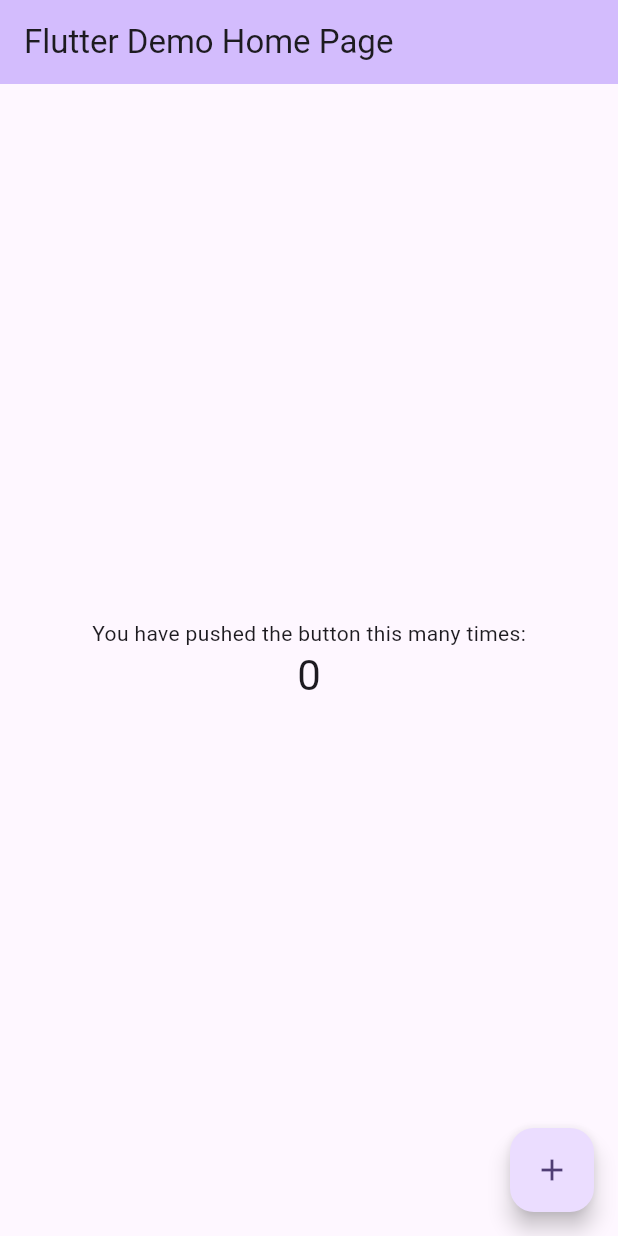
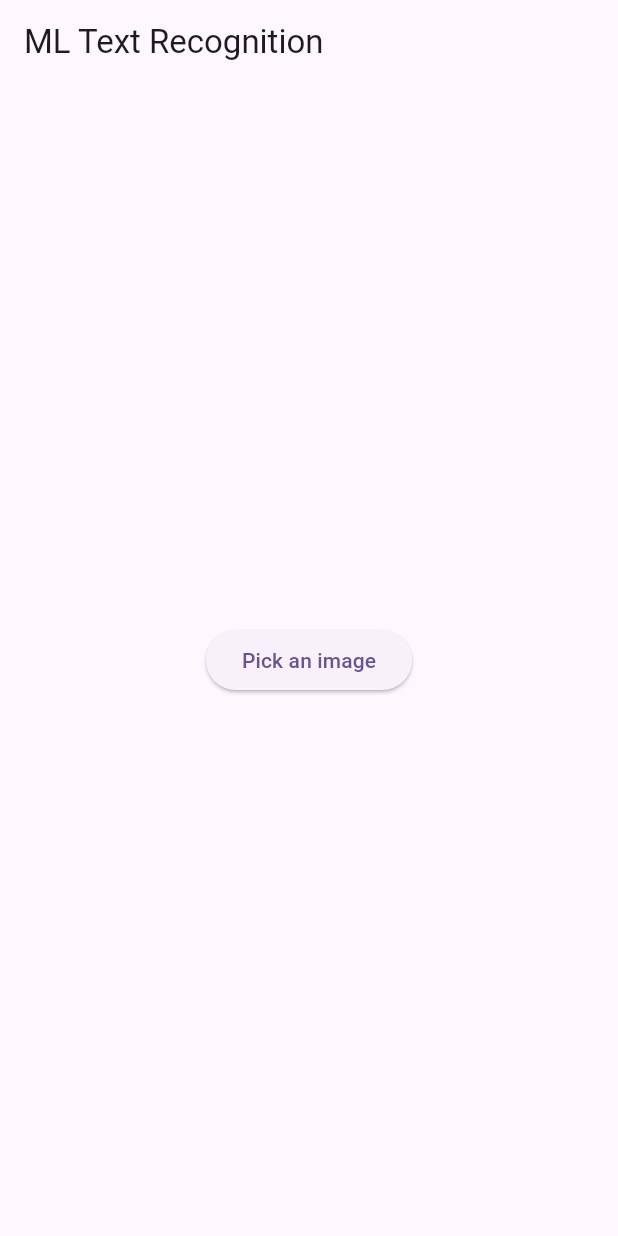
Before and after one commit to dariowskii/ml-text-recognition, a Flutter app: the screen it shows after launch, on a phone screen of 412 x 824 dp. Run offline on Flutter 3.47's test engine with Material 3 defaults, Android fonts, the light colour scheme and no system bars; our stand-ins replace image_picker; missing offline and left inert: google_mlkit_text_recognition.

Commit message:
Implemented basic recognition example

```diff
--- /dev/null
+++ b/lib/home_screen.dart
@@ -0,0 +1,113 @@
+import 'dart:io';
+
+import 'package:flutter/material.dart';
+import 'package:google_mlkit_text_recognition/google_mlkit_text_recognition.dart';
+import 'package:image_picker/image_picker.dart';
+
+class HomeScreen extends StatefulWidget {
+  const HomeScreen({super.key});
+
+  @override
+  State<HomeScreen> createState() => _HomeScreenState();
+}
+
+class _HomeScreenState extends State<HomeScreen> {
+  late TextRecognizer textRecognizer;
+  late ImagePicker imagePicker;
+
+  String? pickedImagePath;
+  String recognizedText = "";
+
+  bool isRecognizing = false;
+
+  @override
+  void initState() {
+    super.initState();
+
+    textRecognizer = TextRecognizer(script: TextRecognitionScript.latin);
+    imagePicker = ImagePicker();
+  }
+
+  void _pickImage() async {
+    final pickedImage =
+        await imagePicker.pickImage(source: ImageSource.gallery);
+
+    if (pickedImage == null) {
+      setState(() {
+        pickedImagePath = null;
+        recognizedText = "";
+      });
+      return;
+    }
+
+    setState(() {
+      pickedImagePath = pickedImage.path;
+      isRecognizing = true;
+    });
+
+    try {
+      final inputImage = InputImage.fromFilePath(pickedImage.path);
+      final RecognizedText recognisedText =
+          await textRecognizer.processImage(inputImage);
+
+      recognizedText = "";
+
+      for (TextBlock block in recognisedText.blocks) {
+        for (TextLine line in block.lines) {
+          recognizedText += "${line.text}\n";
+        }
+      }
+    } catch (e) {
+      print(e);
+    } finally {
+      setState(() {
+        isRecognizing = false;
+      });
+    }
+  }
+
+  @override
+  Widget build(BuildContext context) {
+    return Scaffold(
+      appBar: AppBar(
+        title: const Text('ML Text Recognition'),
+      ),
+      body: Center(
+        child: Column(
+          mainAxisAlignment: MainAxisAlignment.center,
+          children: <Widget>[
+            if (pickedImagePath != null) ...[
+              Image.file(
+                File(pickedImagePath!),
+                width: 200,
+                height: 200,
+                fit: BoxFit.contain,
+              ),
+              const SizedBox(height: 20),
+            ],
+            ElevatedButton(
+              onPressed: _pickImage,
+              child: const Text('Pick an image'),
+            ),
+            if (isRecognizing) ...[
+              const SizedBox(height: 20),
+              const CircularProgressIndicator(),
+            ],
+            if (recognizedText.isNotEmpty) ...[
+              const SizedBox(height: 20),
+              Flex(
+                direction: Axis.vertical,
+                children: [
+                  SelectableText(
+                    recognizedText,
+                    style: const TextStyle(fontSize: 20),
+                  ),
+                ],
+              ),
+            ],
+          ],
+        ),
+      ),
+    );
+  }
+}
--- a/lib/main.dart
+++ b/lib/main.dart
@@ -1,4 +1,5 @@
 import 'package:flutter/material.dart';
+import 'package:ml_text_recognition/home_screen.dart';
 
 void main() {
   runApp(const MyApp());
@@ -15,55 +16,7 @@ class MyApp extends StatelessWidget {
         colorScheme: ColorScheme.fromSeed(seedColor: Colors.deepPurple),
         useMaterial3: true,
       ),
-      home: const MyHomePage(title: 'Flutter Demo Home Page'),
+      home: const HomeScreen(),
     );
   }
 }
-
-class MyHomePage extends StatefulWidget {
-  const MyHomePage({super.key, required this.title});
-
-  final String title;
-
-  @override
-  State<MyHomePage> createState() => _MyHomePageState();
-}
-
-class _MyHomePageState extends State<MyHomePage> {
-  int _counter = 0;
-
-  void _incrementCounter() {
-    setState(() {
-      _counter++;
-    });
-  }
-
-  @override
-  Widget build(BuildContext context) {
-    return Scaffold(
-      appBar: AppBar(
-        backgroundColor: Theme.of(context).colorScheme.inversePrimary,
-        title: Text(widget.title),
-      ),
-      body: Center(
-        child: Column(
-          mainAxisAlignment: MainAxisAlignment.center,
-          children: <Widget>[
-            const Text(
-              'You have pushed the button this many times:',
-            ),
-            Text(
-              '$_counter',
-              style: Theme.of(context).textTheme.headlineMedium,
-            ),
-          ],
-        ),
-      ),
-      floatingActionButton: FloatingActionButton(
-        onPressed: _incrementCounter,
-        tooltip: 'Increment',
-        child: const Icon(Icons.add),
-      ),
-    );
-  }
-}
```
Also changed, not shown: 3 other files.
